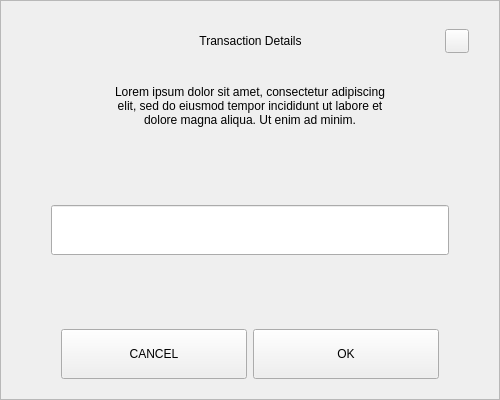
VitaeTeam/Vitae, file src/qt/vitae/forms/sendchangeaddressdialog.ui: the form before one commit.
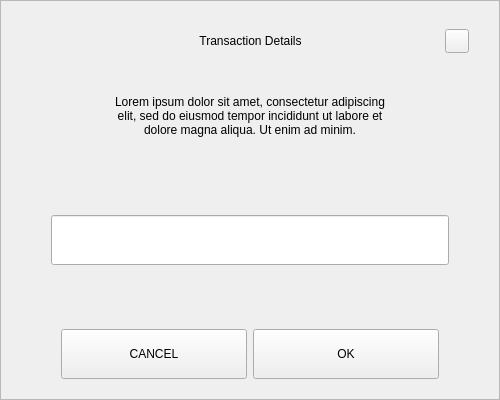
The form after the commit.

Commit message: Merge #1510: [GUI] Fix text cut-off in sendchangeaddressdialog

Diff of the .ui file:
```diff
--- a/src/qt/vitae/forms/sendchangeaddressdialog.ui
+++ b/src/qt/vitae/forms/sendchangeaddressdialog.ui
@@ -160,7 +160,7 @@
         <property name="minimumSize">
          <size>
           <width>0</width>
-          <height>50</height>
+          <height>70</height>
          </size>
         </property>
         <property name="text">
```
